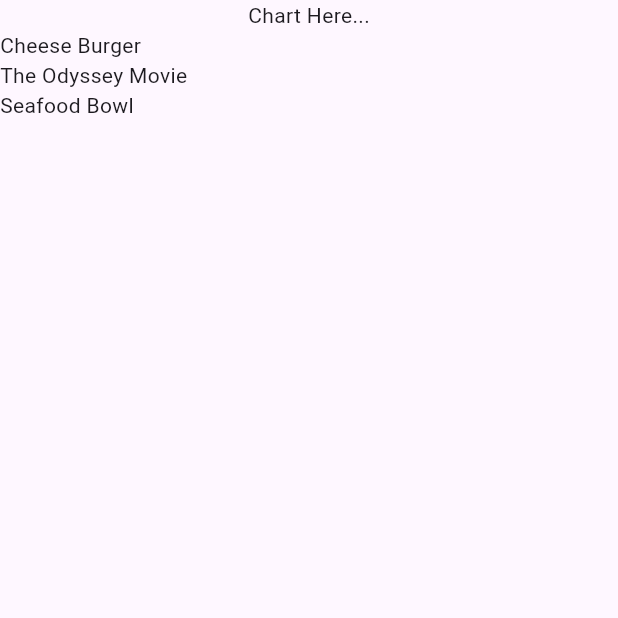
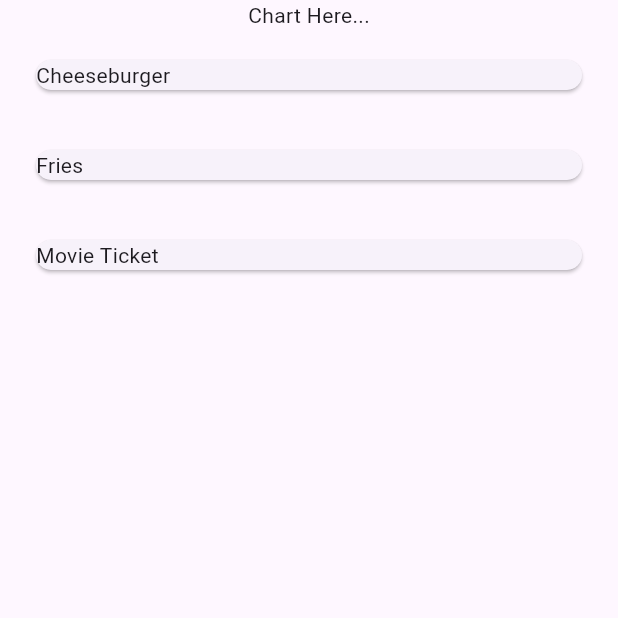
Before and after one commit to MovelikeLo/expense_tracker, a Flutter app: the screen it shows after launch, on a phone screen of 412 x 824 dp, the top half of it. Run offline on Flutter 3.47's test engine with Material 3 defaults, Android fonts, the phone set to English and light mode, and no system bars.

Commit message:
Organized folders by creating a widget folder. Made an Expense Card and showed it on the screen

```diff
--- a/lib/expenses.dart
+++ /dev/null
@@ -1,48 +0,0 @@
-//expenses
-import 'package:expense_tracker/expenses_list.dart';
-import 'package:expense_tracker/models/expense.dart';
-import 'package:flutter/material.dart';
-
-class Expenses extends StatefulWidget{
-  const Expenses({super.key});
-
-  @override
-  State<Expenses> createState() {
-    return _ExpensesState();
-  }
-}
-
-class _ExpensesState extends State<Expenses>{
-final List<Expense> registeredExpenses = [
-  Expense(
-    title: 'Cheese Burger',
-    amount: 11.99,
-    date: DateTime.now(),
-    category: Category.food,
-  ),
-  Expense(
-    title: 'The Odyssey Movie',
-    amount: 20.0,
-    date: DateTime.now(),
-    category: Category.leisure,
-  ),
-  Expense(
-    title: 'Seafood Bowl',
-    amount: 50.0,
-    date: DateTime.now(),
-    category: Category.food,
-  ),
-];
-
-  @override
-  Widget build(BuildContext context) {
-    return Scaffold(
-      body: Column(
-        children: [
-          Text('Chart Here...'),
-          Expanded(child: ExpensesList(expenses: registeredExpenses)),
-        ],
-      ),
-    );
-  }
-}
--- a/lib/main.dart
+++ b/lib/main.dart
@@ -1,6 +1,6 @@
 //main
 import 'package:flutter/material.dart';
-import 'package:expense_tracker/expenses.dart';
+import 'package:expense_tracker/widgets/expenses.dart';
 
 void main() {
   runApp(
--- /dev/null
+++ b/lib/widgets/expense_item.dart
@@ -0,0 +1,16 @@
+//expense item
+import 'package:expense_tracker/models/expense.dart';
+import 'package:flutter/material.dart';
+
+class ExpenseItem extends StatelessWidget{
+  const ExpenseItem({super.key, required this.expense});
+  final Expense expense;
+  @override
+  Widget build(BuildContext context) {
+    return Padding(
+      padding: const EdgeInsets.symmetric(horizontal: 20,
+      vertical: 16),
+      child: Card(child: Text(expense.title),),
+    );
+  }
+}
--- /dev/null
+++ b/lib/widgets/expenses.dart
@@ -0,0 +1,49 @@
+
+//expenses
+import 'package:expense_tracker/widgets/expenses_list.dart';
+import 'package:expense_tracker/models/expense.dart';
+import 'package:flutter/material.dart';
+
+class Expenses extends StatefulWidget {
+  const Expenses({super.key});
+
+  @override
+  State<Expenses> createState() {
+    return _ExpensesState();
+  }
+}
+
+class _ExpensesState extends State<Expenses> {
+  final List<Expense> _registeredExpenses = [
+    Expense(
+      title: "Cheeseburger",
+      amount: 11.99,
+      date: DateTime.now(),
+      category: Category.food,
+    ),
+    Expense(
+      title: "Fries",
+      amount: 4.50,
+      date: DateTime.now(),
+      category: Category.food,
+    ),
+    Expense(
+      title: "Movie Ticket",
+      amount: 12.00,
+      date: DateTime.now(),
+      category: Category.leisure,
+    ),
+  ];
+
+  @override
+  Widget build(BuildContext context) {
+    return Scaffold(
+      body: Column(
+        children: [
+          Text("Chart Here..."),
+          Expanded(child: ExpensesList(expenses: _registeredExpenses)),
+        ],
+      ),
+    );
+  }
+}
--- a/lib/expenses_list.dart
+++ b/lib/widgets/expenses_list.dart
@@ -1,4 +1,5 @@
 import 'package:expense_tracker/models/expense.dart';
+import 'package:expense_tracker/widgets/expense_item.dart';
 import 'package:flutter/material.dart';
 
 class ExpensesList extends StatelessWidget {
@@ -10,7 +11,7 @@ class ExpensesList extends StatelessWidget {
   Widget build(BuildContext context) {
     return ListView.builder(
       itemCount: expenses.length,
-      itemBuilder: (ctx, index) => Text(expenses[index].title),
+      itemBuilder: (ctx, index) => ExpenseItem(expense: expenses[index]),
     );
   }
 }
```
